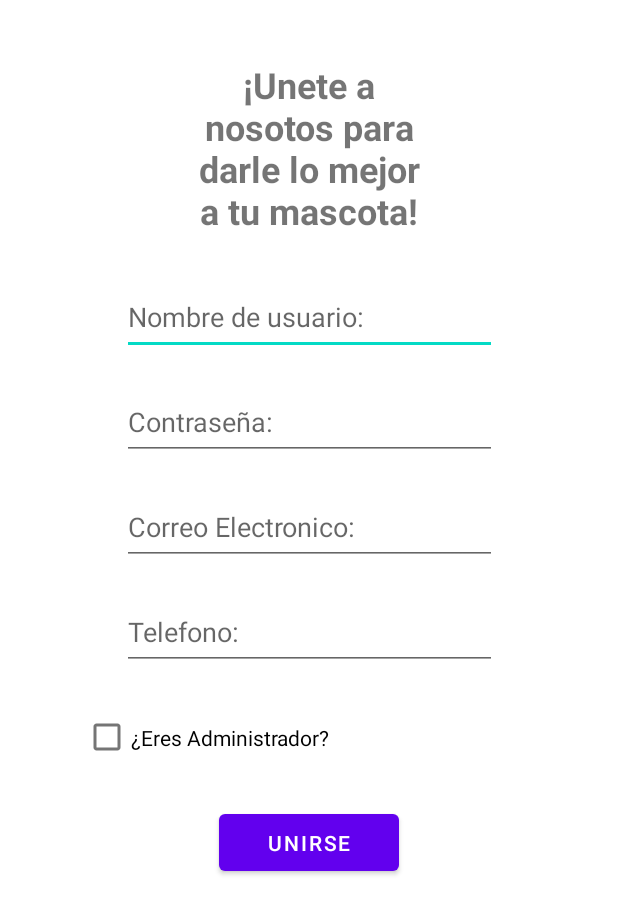
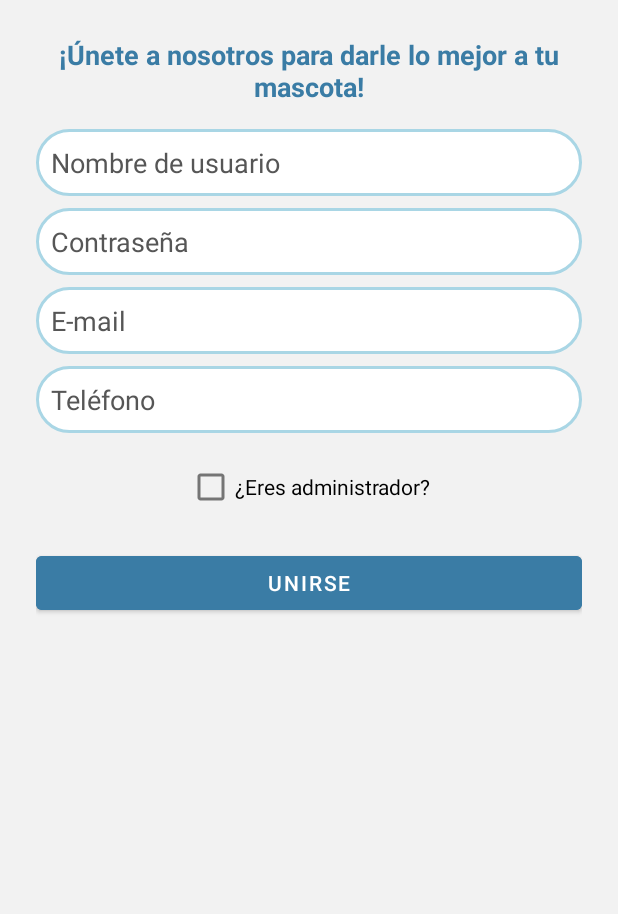
Before and after one commit to Monthy04/Proyecto_Movil, an Android app: the layout activity_registro.xml on its own in the app's theme, with its tools: preview values and no code run, on a phone screen of 412 x 824 dp. Shown: the top 914 px of the screen. Run offline under Robolectric (Android 15) with nearby library versions, the phone set to English and light mode, and no system bars.

Commit message:
Version con interfaz de log y registro terminado

```diff
--- /dev/null
+++ b/app/src/main/res/drawable/edittext_background.xml
@@ -0,0 +1,7 @@
+<?xml version="1.0" encoding="utf-8"?>
+<shape xmlns:android="http://schemas.android.com/apk/res/android"
+    android:shape="rectangle">
+    <solid android:color="#FFFFFF" />
+    <stroke android:width="2dp" android:color="#A9D6E5"/>
+    <corners android:radius="25dp"/>
+</shape>
--- a/app/src/main/res/layout/activity_registro.xml
+++ b/app/src/main/res/layout/activity_registro.xml
@@ -1,91 +1,81 @@
 <?xml version="1.0" encoding="utf-8"?>
-<androidx.constraintlayout.widget.ConstraintLayout xmlns:android="http://schemas.android.com/apk/res/android"
-    xmlns:app="http://schemas.android.com/apk/res-auto"
-    xmlns:tools="http://schemas.android.com/tools"
-    android:id="@+id/main"
+<ScrollView xmlns:android="http://schemas.android.com/apk/res/android"
     android:layout_width="match_parent"
     android:layout_height="match_parent"
-    tools:context=".ui.RegistroActivity">
+    android:background="#F2F2F2">
+
+    <LinearLayout
+        android:orientation="vertical"
+        android:padding="24dp"
+        android:layout_width="match_parent"
+        android:layout_height="wrap_content"
+        android:gravity="center_horizontal">
 
         <TextView
-        android:id="@+id/txtRegistro"
-        android:layout_width="150dp"
+            android:layout_width="wrap_content"
             android:layout_height="wrap_content"
-        android:layout_marginTop="40dp"
-        android:text="@string/TituloRegistro"
-        android:textAlignment="center"
-        android:textSize="24sp"
+            android:text="¡Únete a nosotros para darle lo mejor a tu mascota!"
+            android:textSize="18sp"
+            android:textColor="#3A7CA5"
             android:textStyle="bold"
-        app:layout_constraintEnd_toEndOf="parent"
-        app:layout_constraintStart_toStartOf="parent"
-        app:layout_constraintTop_toTopOf="parent" />
+            android:gravity="center"
+            android:layout_marginBottom="16dp" />
 
         <EditText
-        android:id="@+id/editNombre"
-        android:layout_width="250dp"
-        android:layout_height="50dp"
-        android:layout_marginTop="30dp"
-        android:ems="10"
-        android:hint="@string/nombre"
-        android:inputType="text"
-        app:layout_constraintEnd_toEndOf="parent"
-        app:layout_constraintStart_toStartOf="parent"
-        app:layout_constraintTop_toBottomOf="@+id/txtRegistro" />
+            android:id="@+id/etNombre"
+            android:layout_width="match_parent"
+            android:layout_height="wrap_content"
+            android:hint="Nombre de usuario"
+            android:textColorHint="#565656"
+            android:background="@drawable/edittext_background"
+            android:padding="10dp" />
 
         <EditText
-        android:id="@+id/editPass"
-        android:layout_width="250dp"
-        android:layout_height="50dp"
-        android:layout_marginTop="20dp"
-        android:ems="10"
-        android:hint="@string/password"
-        android:inputType="textPassword"
-        app:layout_constraintEnd_toEndOf="parent"
-        app:layout_constraintStart_toStartOf="parent"
-        app:layout_constraintTop_toBottomOf="@+id/editNombre" />
+            android:id="@+id/etRegPassword"
+            android:layout_width="match_parent"
+            android:layout_height="wrap_content"
+            android:hint="Contraseña"
+            android:textColorHint="#565656"
+            android:background="@drawable/edittext_background"
+            android:padding="10dp"
+            android:layout_marginTop="8dp"
+            android:inputType="textPassword" />
 
         <EditText
-        android:id="@+id/editCorreo"
-        android:layout_width="250dp"
-        android:layout_height="50dp"
-        android:layout_marginTop="20dp"
-        android:ems="10"
-        android:hint="@string/correo"
-        android:inputType="textEmailAddress"
-        app:layout_constraintEnd_toEndOf="parent"
-        app:layout_constraintHorizontal_bias="0.502"
-        app:layout_constraintStart_toStartOf="parent"
-        app:layout_constraintTop_toBottomOf="@+id/editPass" />
+            android:id="@+id/etEmail"
+            android:layout_width="match_parent"
+            android:layout_height="wrap_content"
+            android:hint="E-mail"
+            android:textColorHint="#565656"
+            android:background="@drawable/edittext_background"
+            android:padding="10dp"
+            android:layout_marginTop="8dp" />
 
         <EditText
-        android:id="@+id/editTelefono"
-        android:layout_width="250dp"
-        android:layout_height="50dp"
-        android:layout_marginTop="20dp"
-        android:ems="10"
-        android:hint="@string/tel"
-        android:inputType="phone"
-        app:layout_constraintEnd_toEndOf="parent"
-        app:layout_constraintStart_toStartOf="parent"
-        app:layout_constraintTop_toBottomOf="@+id/editCorreo" />
+            android:id="@+id/etTelefono"
+            android:layout_width="match_parent"
+            android:layout_height="wrap_content"
+            android:hint="Teléfono"
+            android:textColorHint="#565656"
+            android:background="@drawable/edittext_background"
+            android:padding="10dp"
+            android:layout_marginTop="8dp"
+            android:inputType="phone" />
 
         <CheckBox
-        android:id="@+id/checkBox"
+            android:id="@+id/cbAdmin"
             android:layout_width="wrap_content"
-        android:layout_height="50dp"
-        android:layout_marginStart="55dp"
-        android:layout_marginTop="20dp"
-        android:text="@string/administrador"
-        app:layout_constraintStart_toStartOf="parent"
-        app:layout_constraintTop_toBottomOf="@+id/editTelefono" />
+            android:layout_height="wrap_content"
+            android:text="¿Eres administrador?"
+            android:layout_marginTop="12dp" />
 
         <Button
-        android:id="@+id/button"
-        android:layout_width="120dp"
-        android:layout_height="50dp"
-        android:layout_marginTop="20dp"
-        android:text="@string/registrar"
-        app:layout_constraintEnd_toEndOf="parent"
-        app:layout_constraintStart_toStartOf="parent"
-        app:layout_constraintTop_toBottomOf="@+id/checkBox" />
-</androidx.constraintlayout.widget.ConstraintLayout>
+            android:id="@+id/btnUnirse"
+            android:layout_width="match_parent"
+            android:layout_height="wrap_content"
+            android:text="Unirse"
+            android:textColor="@android:color/white"
+            android:backgroundTint="#3A7CA5"
+            android:layout_marginTop="16dp" />
+    </LinearLayout>
+</ScrollView>
```
Also changed, not shown: app/src/main/res/layout/activity_login.xml (+53 -67 lines), app/src/main/res/drawable/fondoLog.jpeg (added), app/src/main/res/drawable/logoTienda.png (added). Lines whose indentation alone changed are shown as unchanged.
